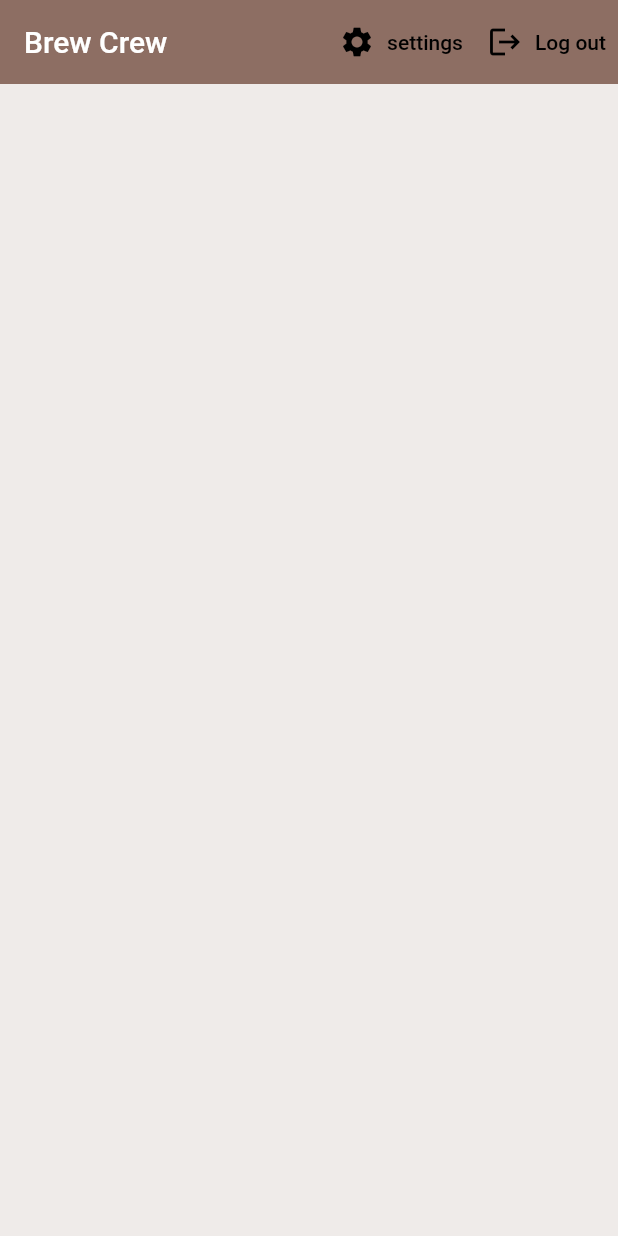
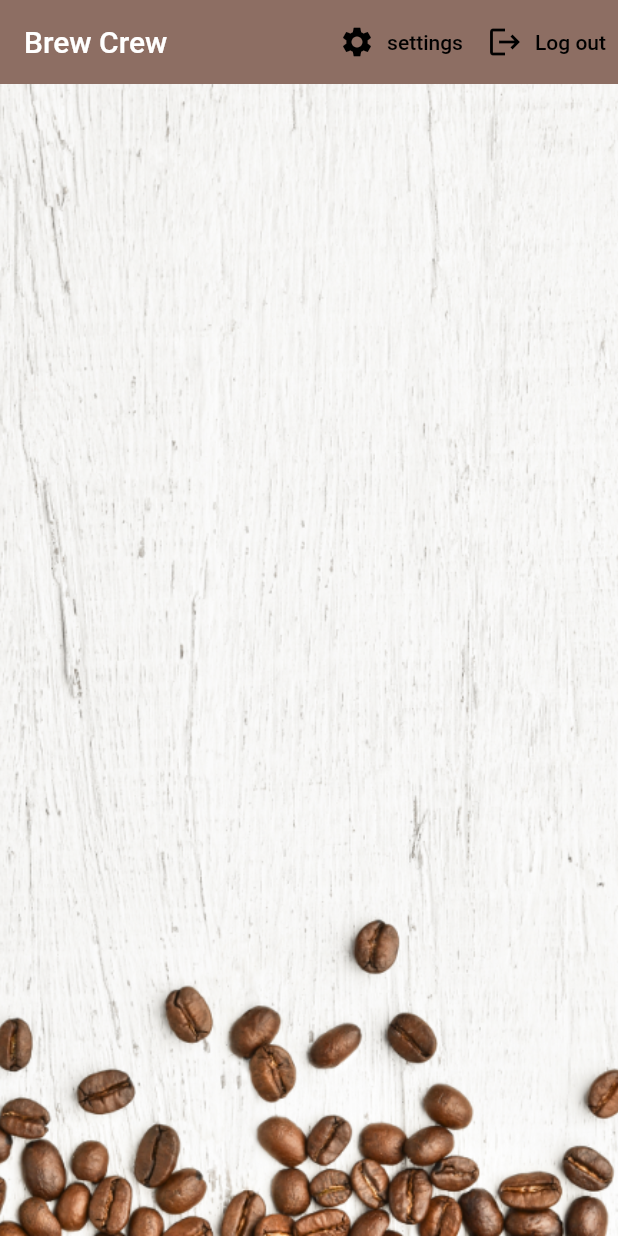
Before and after one commit to Richard-Walter/brew_crew, a Flutter app: the screen it shows once a user with an empty profile is signed in, on a phone screen of 412 x 824 dp. Run offline on Flutter 3.47's test engine with Material 2 defaults, Android fonts, the phone set to English and light mode, and no system bars; our stand-ins replace cloud_firestore, firebase_auth, firebase_core, flutter_spinkit, logger; accounts and stored records are empty.

```diff
--- a/lib/screens/home/home.dart
+++ b/lib/screens/home/home.dart
@@ -19,10 +19,7 @@ class Home extends StatelessWidget {
       showModalBottomSheet(
           context: context,
           builder: (context) {
-            return Container(
-              padding: EdgeInsets.symmetric(vertical: 20, horizontal: 60),
-              child: SettingsForm()
-            );
+            return Container(padding: EdgeInsets.symmetric(vertical: 20, horizontal: 60), child: SettingsForm());
           });
     }
 
@@ -52,7 +49,14 @@ class Home extends StatelessWidget {
             ),
           ],
         ),
-        body: const BrewList(),
+        body: Container(
+            decoration: const BoxDecoration(
+              image: DecorationImage(
+                image: AssetImage('images/coffee_bg.png'),
+                fit: BoxFit.cover,
+              ),
+            ),
+            child: const BrewList()),
       ),
     );
   }
--- a/pubspec.yaml
+++ b/pubspec.yaml
@@ -66,9 +66,8 @@ flutter:
   uses-material-design: true
 
   # To add assets to your application, add an assets section, like this:
-  # assets:
-  #   - images/a_dot_burr.jpeg
-  #   - images/a_dot_ham.jpeg
+  assets:
+    - images/
 
   # An image asset can refer to one or more resolution-specific "variants", see
   # https://flutter.dev/assets-and-images/#resolution-aware
```
Also changed, not shown: images/coffee_bg.png (added), images/coffee_icon.png (added).
